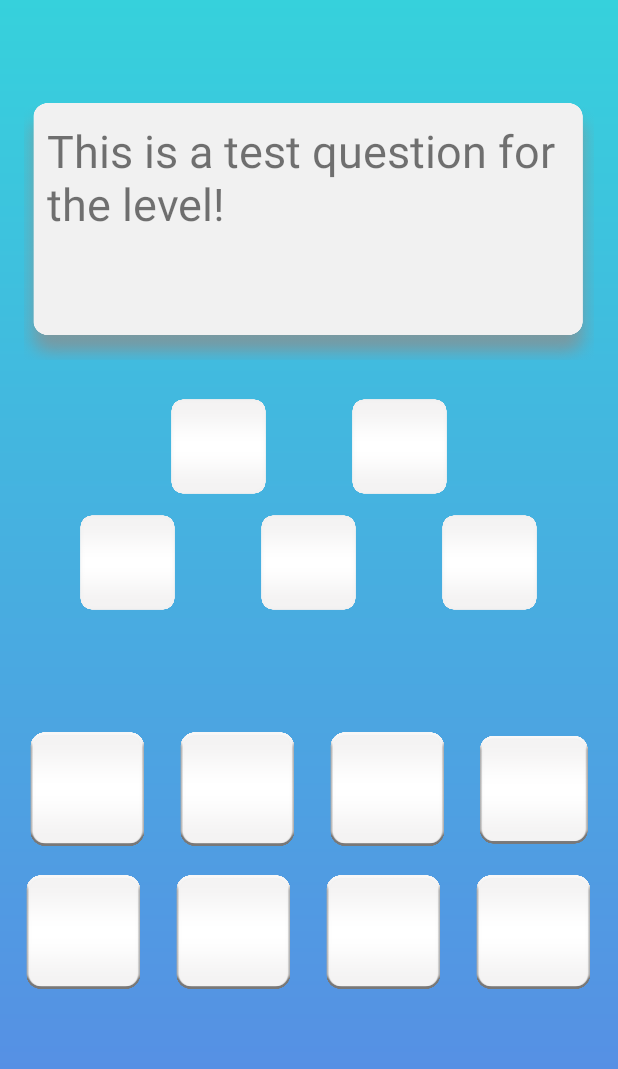
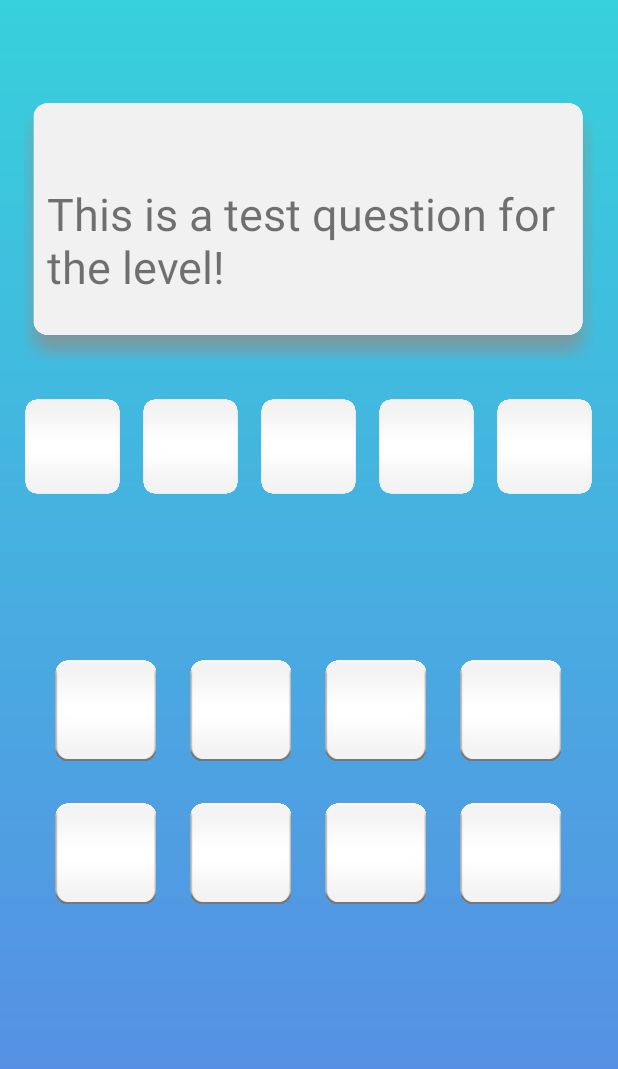
Before and after one commit to pceu/WordGame, an Android app: the LevelTwoActivity screen opened directly, with no data from a screen before it, on a phone screen of 412 x 824 dp. Shown: the top 1069 px of the screen. Run offline under Robolectric (Android 15) with nearby library versions, the phone set to English and light mode, and no system bars.

Commit message:
rearrange level 2 layout file

```diff
--- a/app/src/main/res/layout/activity_level_two.xml
+++ b/app/src/main/res/layout/activity_level_two.xml
@@ -13,11 +13,12 @@
         android:layout_height="180dp"
         android:background="@drawable/question_box"
         android:orientation="vertical"
+        android:gravity="center"
         android:layout_gravity="center"
         android:layout_marginTop="60dp">
 
         <TextView
-            android:id="@+id/level2Question"
+            android:id="@+id/l2qBoard"
             android:layout_width="wrap_content"
             android:layout_height="wrap_content"
             android:layout_gravity="center"
@@ -37,11 +38,31 @@
         android:layout_marginTop="20dp">
 
         <Button
+            android:id="@+id/l2AnswerBtn1"
             android:layout_width="75dp"
             android:layout_height="75dp"
             android:background="@drawable/no_shadow_answer_btn"
-            android:layout_marginEnd="45dp"/>
+            android:layout_marginEnd="3dp"/>
         <Button
+            android:id="@+id/l2AnswerBtn2"
+            android:layout_width="75dp"
+            android:layout_height="75dp"
+            android:background="@drawable/no_shadow_answer_btn"
+            android:layout_marginEnd="3dp"/>
+        <Button
+            android:id="@+id/l2AnswerBtn3"
+            android:layout_width="75dp"
+            android:layout_height="75dp"
+            android:background="@drawable/no_shadow_answer_btn"
+            android:layout_marginEnd="3dp"/>
+        <Button
+            android:id="@+id/l2AnswerBtn4"
+            android:layout_width="75dp"
+            android:layout_height="75dp"
+            android:background="@drawable/no_shadow_answer_btn"
+            android:layout_marginEnd="3dp"/>
+        <Button
+            android:id="@+id/l2AnswerBtn5"
             android:layout_width="75dp"
             android:layout_height="75dp"
             android:background="@drawable/no_shadow_answer_btn" />
@@ -50,31 +71,7 @@
 
 
     </LinearLayout>
-    <LinearLayout
-        android:layout_width="wrap_content"
-        android:layout_height="wrap_content"
-        android:orientation="horizontal"
-        android:layout_gravity="center"
-        android:layout_marginTop="2dp">
 
-        <Button
-            android:layout_width="75dp"
-            android:layout_height="75dp"
-            android:background="@drawable/no_shadow_answer_btn"
-            android:layout_marginEnd="45dp"/>
-        <Button
-            android:layout_width="75dp"
-            android:layout_height="75dp"
-            android:background="@drawable/no_shadow_answer_btn"
-            android:layout_marginEnd="45dp"/>
-
-        <Button
-            android:layout_width="75dp"
-            android:layout_height="75dp"
-            android:background="@drawable/no_shadow_answer_btn" />
-
-
-    </LinearLayout>
 
     <LinearLayout
         android:id="@+id/answerLayout1"
@@ -82,30 +79,30 @@
         android:layout_height="95dp"
         android:layout_gravity="center"
         android:orientation="horizontal"
-        android:layout_marginTop="70dp">
+        android:layout_marginTop="100dp">
         <Button
-            android:id="@+id/l2WordButton1"
+            android:id="@+id/l2GivenWordBtn1"
             android:background="@drawable/word_button"
-            android:layout_width="90dp"
-            android:layout_height="90dp"
+            android:layout_width="80dp"
+            android:layout_height="80dp"
             android:layout_marginEnd="10dp"/>
         <Button
-            android:id="@+id/l2WordButton2"
+            android:id="@+id/l2GivenWordBtn2"
             android:background="@drawable/word_button"
-            android:layout_width="90dp"
-            android:layout_height="90dp"
+            android:layout_width="80dp"
+            android:layout_height="80dp"
             android:layout_marginEnd="10dp"/>
         <Button
-            android:id="@+id/l2WordButton3"
+            android:id="@+id/l2GivenWordBtn3"
             android:background="@drawable/word_button"
-            android:layout_width="90dp"
-            android:layout_height="90dp"
+            android:layout_width="80dp"
+            android:layout_height="80dp"
             android:layout_marginEnd="10dp"/>
         <Button
-            android:id="@+id/l2WordButton4"
+            android:id="@+id/l2GivenWordBtn4"
             android:background="@drawable/word_button"
-            android:layout_width="85dp"
-            android:layout_height="85dp" />
+            android:layout_width="80dp"
+            android:layout_height="80dp" />
 
     </LinearLayout>
 
@@ -117,28 +114,28 @@
         android:orientation="horizontal"
         android:layout_marginTop="0dp">
         <Button
-            android:id="@+id/l2WordButton5"
+            android:id="@+id/l2GivenWordBtn5"
             android:background="@drawable/word_button"
-            android:layout_width="90dp"
-            android:layout_height="90dp"
+            android:layout_width="80dp"
+            android:layout_height="80dp"
             android:layout_marginEnd="10dp"/>
         <Button
-            android:id="@+id/l2WordButton6"
+            android:id="@+id/l2GivenWordBtn6"
             android:background="@drawable/word_button"
-            android:layout_width="90dp"
-            android:layout_height="90dp"
+            android:layout_width="80dp"
+            android:layout_height="80dp"
             android:layout_marginEnd="10dp"/>
         <Button
-            android:id="@+id/l2WordButton7"
+            android:id="@+id/l2GivenWordBtn7"
             android:background="@drawable/word_button"
-            android:layout_width="90dp"
-            android:layout_height="90dp"
+            android:layout_width="80dp"
+            android:layout_height="80dp"
             android:layout_marginEnd="10dp"/>
         <Button
-            android:id="@+id/l2WordButton8"
+            android:id="@+id/l2GivenWordBtn8"
             android:background="@drawable/word_button"
-            android:layout_width="90dp"
-            android:layout_height="90dp" />
+            android:layout_width="80dp"
+            android:layout_height="80dp" />
 
     </LinearLayout>
 </LinearLayout>
```
